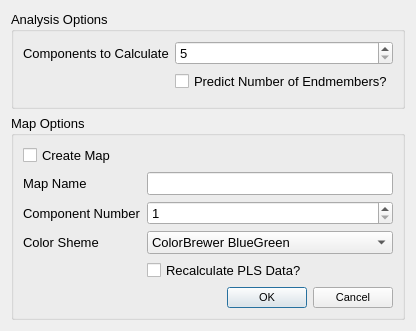
The window that GUI/Analysis/plsdialog.ui (VespucciProject/Vespucci) describes before a commit, drawn with Qt 5.
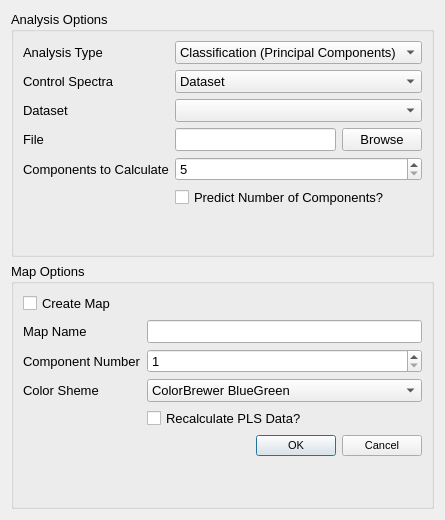
The same window after the commit.

Commit message: changes to gui form to support PLS-DA and PLS calibration from PLSDialog.

The edit to the form file:
```diff
--- a/GUI/Analysis/plsdialog.ui
+++ b/GUI/Analysis/plsdialog.ui
@@ -6,8 +6,8 @@
    <rect>
     <x>0</x>
     <y>0</y>
-    <width>403</width>
-    <height>331</height>
+    <width>425</width>
+    <height>520</height>
    </rect>
   </property>
   <property name="font">
@@ -26,23 +26,107 @@
      </property>
      <layout class="QFormLayout" name="formLayout">
       <item row="0" column="0">
+       <widget class="QLabel" name="label_5">
+        <property name="text">
+         <string>Analysis Type</string>
+        </property>
+       </widget>
+      </item>
+      <item row="0" column="1">
+       <widget class="QComboBox" name="analysisTypeComboBox">
+        <property name="sizePolicy">
+         <sizepolicy hsizetype="MinimumExpanding" vsizetype="Fixed">
+          <horstretch>0</horstretch>
+          <verstretch>0</verstretch>
+         </sizepolicy>
+        </property>
+        <item>
+         <property name="text">
+          <string>Classification (Principal Components)</string>
+         </property>
+        </item>
+        <item>
+         <property name="text">
+          <string>Discrimination (PLS-DA)</string>
+         </property>
+        </item>
+        <item>
+         <property name="text">
+          <string>Calibration</string>
+         </property>
+        </item>
+       </widget>
+      </item>
+      <item row="1" column="0">
+       <widget class="QLabel" name="controlTypeLabel">
+        <property name="text">
+         <string>Control Spectra</string>
+        </property>
+       </widget>
+      </item>
+      <item row="1" column="1">
+       <widget class="QComboBox" name="controlTypeComboBox">
+        <item>
+         <property name="text">
+          <string>Dataset</string>
+         </property>
+        </item>
+        <item>
+         <property name="text">
+          <string>File</string>
+         </property>
+        </item>
+       </widget>
+      </item>
+      <item row="2" column="0">
+       <widget class="QLabel" name="datasetLabel">
+        <property name="text">
+         <string>Dataset</string>
+        </property>
+       </widget>
+      </item>
+      <item row="2" column="1">
+       <widget class="QComboBox" name="datasetComboBox"/>
+      </item>
+      <item row="3" column="0">
+       <widget class="QLabel" name="fileLabel">
+        <property name="text">
+         <string>File</string>
+        </property>
+       </widget>
+      </item>
+      <item row="3" column="1">
+       <layout class="QHBoxLayout" name="horizontalLayout">
+        <item>
+         <widget class="QLineEdit" name="fileLineEdit"/>
+        </item>
+        <item>
+         <widget class="QPushButton" name="browsePushButton">
+          <property name="text">
+           <string>Browse</string>
+          </property>
+         </widget>
+        </item>
+       </layout>
+      </item>
+      <item row="4" column="0">
        <widget class="QLabel" name="label_4">
         <property name="text">
          <string>Components to Calculate</string>
         </property>
        </widget>
       </item>
-      <item row="0" column="1">
-       <widget class="QSpinBox" name="componentsToCalculatespinBox">
+      <item row="4" column="1">
+       <widget class="QSpinBox" name="componentsSpinBox">
         <property name="minimum">
          <number>5</number>
         </property>
        </widget>
       </item>
-      <item row="1" column="1">
+      <item row="5" column="1">
        <widget class="QCheckBox" name="predictionCheckBox">
         <property name="text">
-         <string>Predict Number of Endmembers?</string>
+         <string>Predict Number of Components?</string>
         </property>
        </widget>
       </item>
```
Left out of the diff: 10 changed lines with no effect on the pictures.
